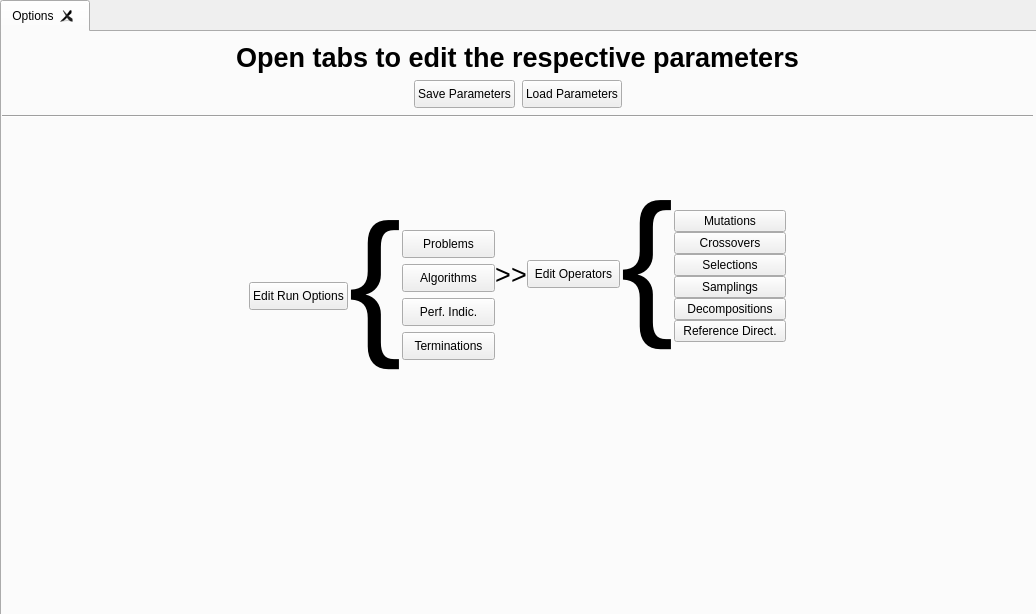
tomaslibanomonteiro/Thesis-code, file frontend/designer_templates/edit_window/edit_window.ui: the form before one commit.
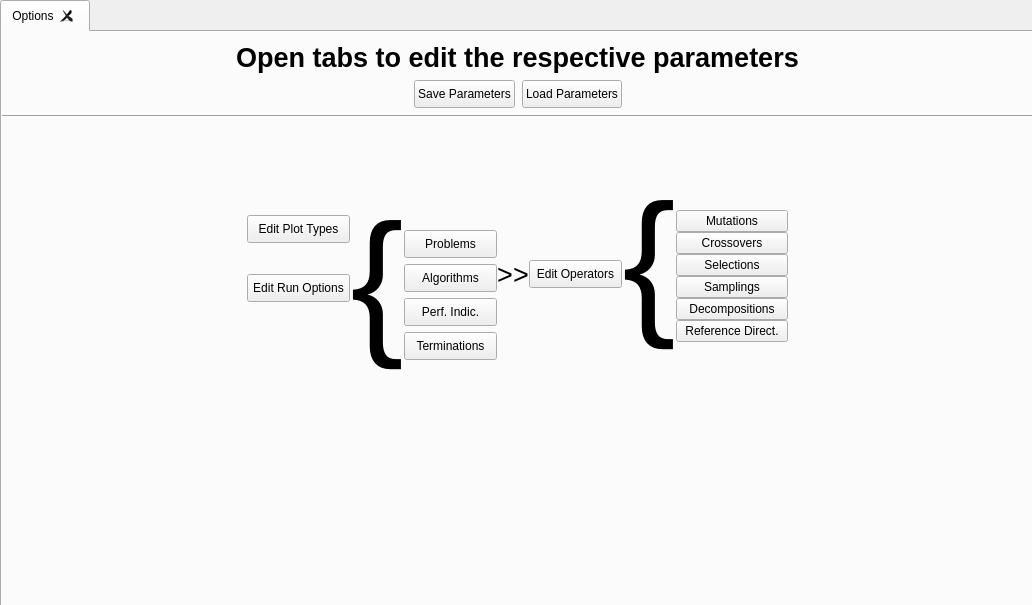
The form after the commit.

Commit message: halfway to plot types from edit window

What changed in the file:
```diff
--- a/frontend/designer_templates/edit_window/edit_window.ui
+++ b/frontend/designer_templates/edit_window/edit_window.ui
@@ -6,8 +6,8 @@
    <rect>
     <x>0</x>
     <y>0</y>
-    <width>1036</width>
-    <height>614</height>
+    <width>1032</width>
+    <height>605</height>
    </rect>
   </property>
   <property name="windowTitle">
@@ -162,9 +162,34 @@
         </item>
         <item>
          <layout class="QVBoxLayout" name="verticalLayout_7">
+          <property name="spacing">
+           <number>0</number>
+          </property>
           <property name="topMargin">
-           <number>35</number>
+           <number>59</number>
           </property>
+          <property name="bottomMargin">
+           <number>98</number>
+          </property>
+          <item>
+           <widget class="QPushButton" name="open_plot_types">
+            <property name="sizePolicy">
+             <sizepolicy hsizetype="Fixed" vsizetype="Fixed">
+              <horstretch>0</horstretch>
+              <verstretch>0</verstretch>
+             </sizepolicy>
+            </property>
+            <property name="minimumSize">
+             <size>
+              <width>103</width>
+              <height>28</height>
+             </size>
+            </property>
+            <property name="text">
+             <string>Edit Plot Types</string>
+            </property>
+           </widget>
+          </item>
           <item>
            <widget class="QPushButton" name="open_run_options">
             <property name="sizePolicy">
@@ -175,7 +200,7 @@
             </property>
             <property name="minimumSize">
              <size>
-              <width>93</width>
+              <width>103</width>
               <height>28</height>
              </size>
             </property>
```
The commit also changes 13 other files.
